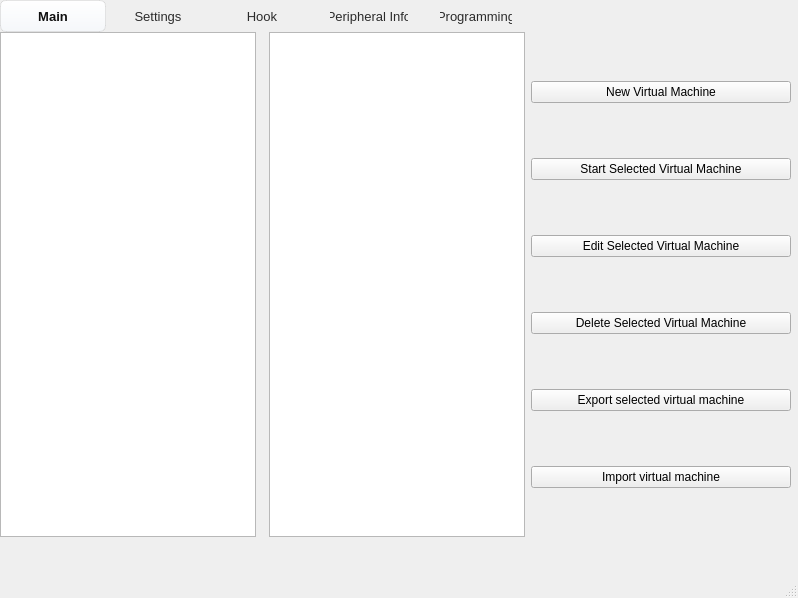
The window that ui/Main.ui (wjqsec/EmuGUI) describes before a commit, drawn with Qt 5.
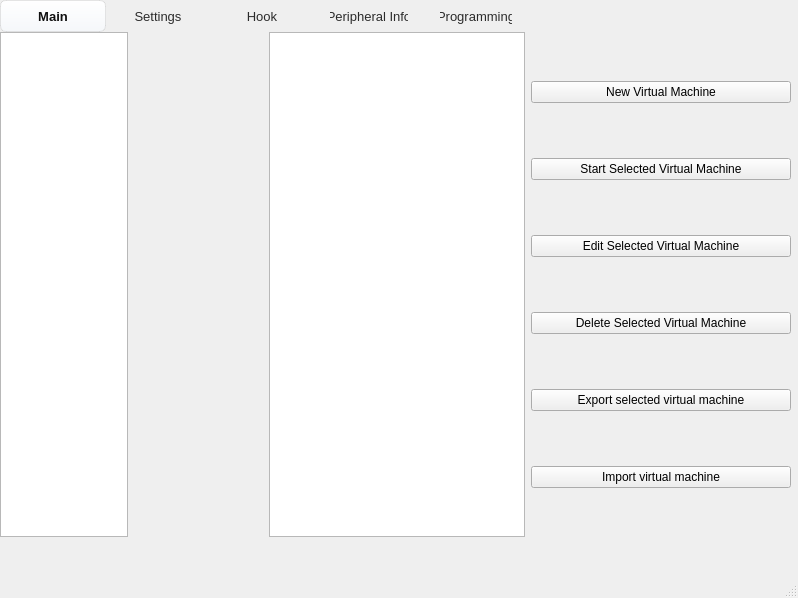
The same window after the commit.

Commit message: fix tab width

Patch:
```diff
--- a/ui/Main.ui
+++ b/ui/Main.ui
@@ -141,13 +141,13 @@
            <widget class="QListView" name="listView_2">
             <property name="minimumSize">
              <size>
-              <width>256</width>
-              <height>0</height>
+              <width>128</width>
+              <height>128</height>
              </size>
             </property>
             <property name="maximumSize">
              <size>
-              <width>256</width>
+              <width>128</width>
               <height>16777215</height>
              </size>
             </property>
```
The commit also changes 1 other file.
